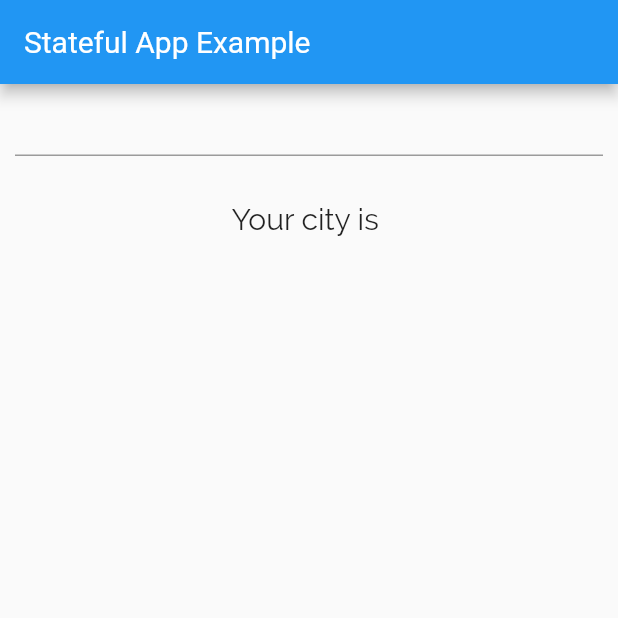
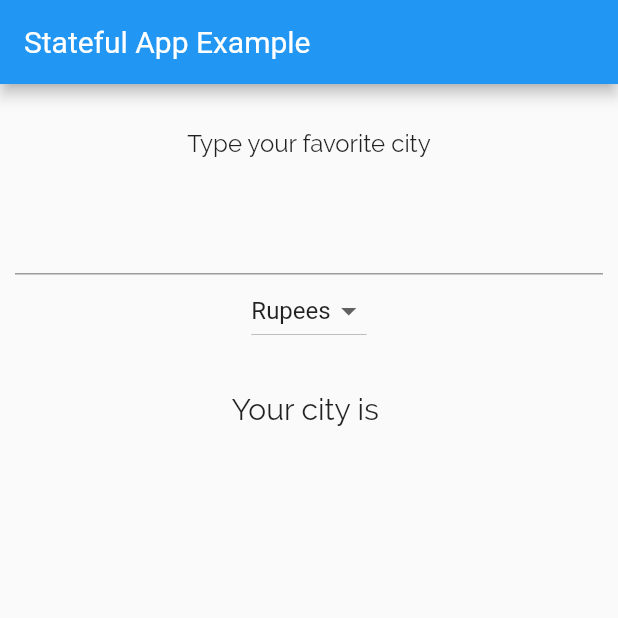
Before and after one commit to IamMutevu/secondFlutterApp, a Flutter app: the screen it shows after launch, on a phone screen of 412 x 824 dp, the top half of it. Run offline on Flutter 3.47's test engine with Material 2 defaults, Android fonts, the phone set to English and light mode, and no system bars.

```diff
--- a/lib/app_screens/app.dart
+++ b/lib/app_screens/app.dart
@@ -12,6 +12,9 @@ class FavoriteCity extends StatefulWidget{
 class _FavoriteCityState extends State<FavoriteCity>{
 
   String nameCity = "";
+  var _currencies = ['Rupees', 'Dollar', 'KES', 'Others'];
+  var _currentItemSelected = 'Rupees';
+
   @override
   Widget build(BuildContext context) {
     // TODO: implement build
@@ -22,6 +25,13 @@ class _FavoriteCityState extends State<FavoriteCity>{
           padding: EdgeInsets.only(left: 10.0, right: 10.0),
           child: Column(
             children: <Widget>[
+              Padding(
+                padding: EdgeInsets.all(30.0),
+                child: Text(
+                  "Type your favorite city",
+                  style: TextStyle(fontSize: 16.0, fontFamily: "Raleway"),
+                ),
+              ),
               TextField(
                 onSubmitted: (String userInput){
                   setState(() {
@@ -30,6 +40,25 @@ class _FavoriteCityState extends State<FavoriteCity>{
 
                 },
               ),
+              Padding(
+                padding: EdgeInsets.only(left: 10.0, right: 10.0),
+                child: DropdownButton<String>(
+
+                  items: _currencies.map((String dropDownStringItem){
+                    return DropdownMenuItem<String>(
+                      value: dropDownStringItem,
+                      child: Text(dropDownStringItem),
+                    );
+                  }).toList(),
+
+                  onChanged: (String newValueSelected){
+                    _newItemSelected(newValueSelected);
+                  },
+
+                  value: _currentItemSelected,
+                ),
+              ),
+
               Padding(
                   padding: EdgeInsets.all(30.0),
                   child:Text(
@@ -43,5 +72,9 @@ class _FavoriteCityState extends State<FavoriteCity>{
     );
   }
 
-
+  void _newItemSelected(String newValueSelected){
+    setState(() {
+      this._currentItemSelected = newValueSelected;
+    });
+  }
 }
--- a/lib/main.dart
+++ b/lib/main.dart
@@ -8,6 +8,7 @@ void main(){
   runApp(MaterialApp(
     title: "Exploring UI widgets",
     home: FavoriteCity(),
+    debugShowCheckedModeBanner: false,
   ));
 
 
```
